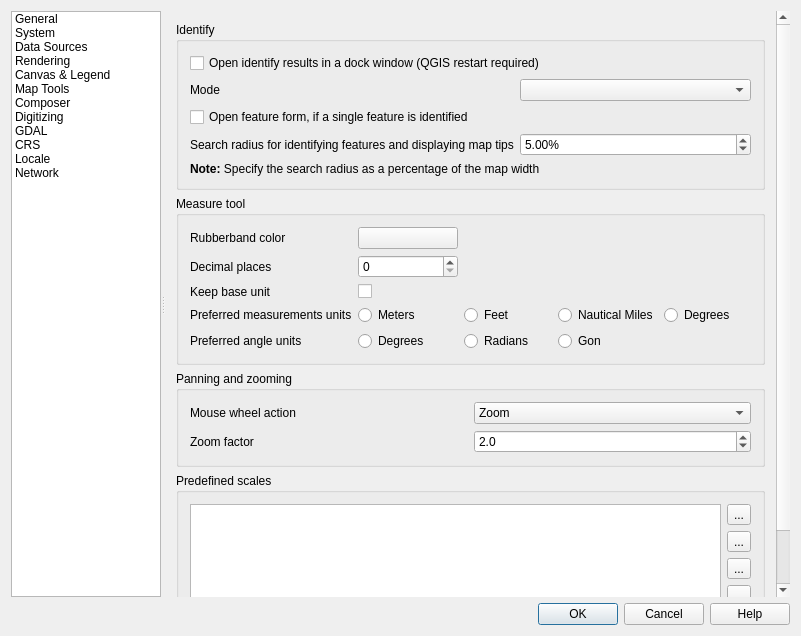
Old version of the form src/ui/qgsoptionsbase.ui in the repository qgis/QGIS.
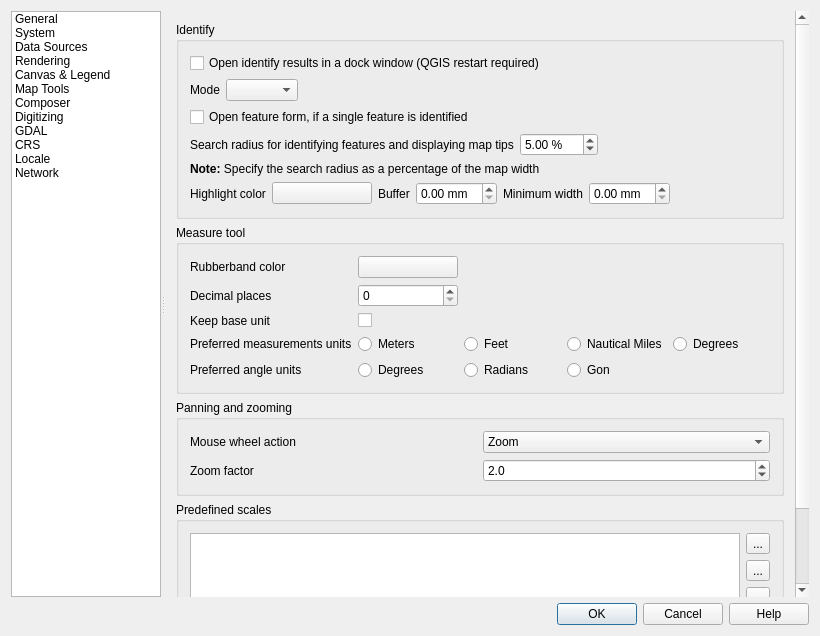
New version of the form. The open tabs and pages were chosen to show the change. Icons and pictures are not drawn. Custom widgets are drawn as their Qt base class.

Commit message: [FEATURE] Identify highlight options. - optional highlight color, line/outline buffer and minimum width - fixed symbol sizes (thanks to Martin Dobias)

The edit to the form file:
```diff
--- a/src/ui/qgsoptionsbase.ui
+++ b/src/ui/qgsoptionsbase.ui
@@ -6,7 +6,7 @@
    <rect>
     <x>0</x>
     <y>0</y>
-    <width>801</width>
+    <width>820</width>
     <height>636</height>
    </rect>
   </property>
@@ -2538,8 +2538,8 @@
                <rect>
                 <x>0</x>
                 <y>0</y>
-                <width>650</width>
-                <height>770</height>
+                <width>630</width>
+                <height>687</height>
                </rect>
               </property>
               <layout class="QVBoxLayout" name="verticalLayout_30">
@@ -2548,22 +2548,89 @@
                  <property name="title">
                   <string>Identify</string>
                  </property>
-                 <layout class="QGridLayout" name="layout_7">
-                  <item row="0" column="0" colspan="2">
+                 <layout class="QVBoxLayout" name="verticalLayout_37">
+                  <item>
                    <widget class="QCheckBox" name="cbxIdentifyResultsDocked">
                     <property name="text">
                      <string>Open identify results in a dock window (QGIS restart required)</string>
                     </property>
                    </widget>
                   </item>
-                  <item row="2" column="0" colspan="2">
+                  <item>
+                   <layout class="QHBoxLayout" name="mIdentifyModeHorizontalLayout">
+                    <item>
+                     <widget class="QLabel" name="label_4">
+                      <property name="text">
+                       <string>Mode</string>
+                      </property>
+                     </widget>
+                    </item>
+                    <item>
+                     <widget class="QComboBox" name="cmbIdentifyMode"/>
+                    </item>
+                    <item>
+                     <spacer name="horizontalSpacer_43">
+                      <property name="orientation">
+                       <enum>Qt::Horizontal</enum>
+                      </property>
+                      <property name="sizeHint" stdset="0">
+                       <size>
+                        <width>40</width>
+                        <height>20</height>
+                       </size>
+                      </property>
+                     </spacer>
+                    </item>
+                   </layout>
+                  </item>
+                  <item>
                    <widget class="QCheckBox" name="cbxAutoFeatureForm">
                     <property name="text">
                      <string>Open feature form, if a single feature is identified</string>
                     </property>
                    </widget>
                   </item>
-                  <item row="4" column="0" colspan="2">
+                  <item>
+                   <layout class="QHBoxLayout" name="mIdentifyRadiusHorizontalLayout">
+                    <item>
+                     <widget class="QLabel" name="textLabel1_3">
+                      <property name="text">
+                       <string>Search radius for identifying features and displaying map tips</string>
+                      </property>
+                     </widget>
+                    </item>
+                    <item>
+                     <widget class="QDoubleSpinBox" name="spinBoxIdentifyValue">
+                      <property name="suffix">
+                       <string> %</string>
+                      </property>
+                      <property name="maximum">
+                       <double>100.000000000000000</double>
+                      </property>
+                      <property name="singleStep">
+                       <double>0.010000000000000</double>
+                      </property>
+                      <property name="value">
+                       <double>5.000000000000000</double>
+                      </property>
+                     </widget>
+                    </item>
+                    <item>
+                     <spacer name="horizontalSpacer_44">
+                      <property name="orientation">
+                       <enum>Qt::Horizontal</enum>
+                      </property>
+                      <property name="sizeHint" stdset="0">
+                       <size>
+                        <width>40</width>
+                        <height>20</height>
+                       </size>
+                      </property>
+                     </spacer>
+                    </item>
+                   </layout>
+                  </item>
+                  <item>
                    <widget class="QLabel" name="textLabel2">
                     <property name="text">
                      <string>&lt;b&gt;Note:&lt;/b&gt; Specify the search radius as a percentage of the map width</string>
@@ -2573,38 +2640,97 @@
                     </property>
                    </widget>
                   </item>
-                  <item row="1" column="1">
-                   <widget class="QComboBox" name="cmbIdentifyMode"/>
-                  </item>
-                  <item row="3" column="0">
-                   <widget class="QLabel" name="textLabel1_3">
-                    <property name="text">
-                     <string>Search radius for identifying features and displaying map tips</string>
-                    </property>
-                   </widget>
-                  </item>
-                  <item row="3" column="1">
-                   <widget class="QDoubleSpinBox" name="spinBoxIdentifyValue">
-                    <property name="suffix">
-                     <string>%</string>
-                    </property>
-                    <property name="maximum">
-                     <double>100.000000000000000</double>
-                    </property>
-                    <property name="singleStep">
-                     <double>0.010000000000000</double>
-                    </property>
-                    <property name="value">
-                     <double>5.000000000000000</double>
-                    </property>
-                   </widget>
-                  </item>
-                  <item row="1" column="0">
-                   <widget class="QLabel" name="label_4">
-                    <property name="text">
-                     <string>Mode</string>
-                    </property>
-                   </widget>
+                  <item>
+                   <layout class="QHBoxLayout" name="mIdentifyHighlightHorizontalLayout">
+                    <item>
+                     <widget class="QLabel" name="mIdentifyHighlighColorLabel">
+                      <property name="text">
+                       <string>Highlight color</string>
+                      </property>
+                     </widget>
+                    </item>
+                    <item>
+                     <widget class="QgsColorButton" name="mIdentifyHighlightColorButton">
+                      <property name="sizePolicy">
+                       <sizepolicy hsizetype="Fixed" vsizetype="Fixed">
+                        <horstretch>0</horstretch>
+                        <verstretch>0</verstretch>
+                       </sizepolicy>
+                      </property>
+                      <property name="minimumSize">
+                       <size>
+                        <width>100</width>
+                        <height>0</height>
+                       </size>
+                      </property>
+                      <property name="maximumSize">
+                       <size>
+                        <width>100</width>
+                        <height>16777215</height>
+                       </size>
+                      </property>
+                      <property name="toolTip">
+                       <string>&lt;html&gt;&lt;head/&gt;&lt;body&gt;&lt;p&gt;The color used to highlight identified feature. The alpha channel is only used for polygons fill, lines and outlines are fully opaque.&lt;/p&gt;&lt;/body&gt;&lt;/html&gt;</string>
+                      </property>
+                      <property name="text">
+                       <string/>
+                      </property>
+                     </widget>
+                    </item>
+                    <item>
+                     <widget class="QLabel" name="mIdentifyHighlightBufferLabel">
+                      <property name="toolTip">
+                       <string/>
+                      </property>
+                      <property name="text">
+                       <string>Buffer</string>
+                      </property>
+                     </widget>
+                    </item>
+                    <item>
+                     <widget class="QDoubleSpinBox" name="mIdentifyHighlightBufferSpinBox">
+                      <property name="toolTip">
+                       <string>Lines / outlines buffer in milimeters.</string>
+                      </property>
+                      <property name="suffix">
+                       <string> mm</string>
+                      </property>
+                     </widget>
+                    </item>
+                    <item>
+                     <widget class="QLabel" name="mIdentifyHighlightMinWidthLabel">
+                      <property name="toolTip">
+                       <string/>
+                      </property>
+                      <property name="text">
+                       <string>Minimum width</string>
+                      </property>
+                     </widget>
+                    </item>
+                    <item>
+                     <widget class="QDoubleSpinBox" name="mIdentifyHighlightMinWidthSpinBox">
+                      <property name="toolTip">
+                       <string>Minimum line / outline width in milimeters.</string>
+                      </property>
+                      <property name="suffix">
+                       <string> mm</string>
+                      </property>
+                     </widget>
+                    </item>
+                    <item>
+                     <spacer name="horizontalSpacer_45">
+                      <property name="orientation">
+                       <enum>Qt::Horizontal</enum>
+                      </property>
+                      <property name="sizeHint" stdset="0">
+                       <size>
+                        <width>40</width>
+                        <height>20</height>
+                       </size>
+                      </property>
+                     </spacer>
+                    </item>
+                   </layout>
                   </item>
                  </layout>
                 </widget>
```
Left out of the diff: 48 changed lines with no effect on the pictures. The commit also changes 4 other files.
